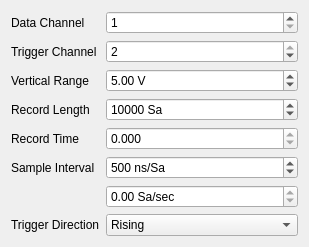
Qt form motorscopeconfigwidget.ui (kncrabtree/blackchirp) before a commit.
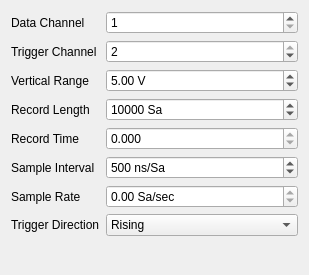
The same form after that commit.

Commit message: fix sample rate and sample interval mix-usage

Diff of the .ui file:
```diff
--- a/motorscopeconfigwidget.ui
+++ b/motorscopeconfigwidget.ui
@@ -7,7 +7,7 @@
     <x>0</x>
     <y>0</y>
     <width>309</width>
-    <height>242</height>
+    <height>275</height>
    </rect>
   </property>
   <property name="windowTitle">
@@ -110,7 +110,7 @@
     </widget>
    </item>
    <item row="5" column="0">
-    <widget class="QLabel" name="sampleRateLabel">
+    <widget class="QLabel" name="sampleIntervalLabel">
      <property name="text">
       <string>Sample Interval</string>
      </property>
@@ -189,6 +189,13 @@
      </property>
     </widget>
    </item>
+   <item row="6" column="0">
+    <widget class="QLabel" name="sampleRateLabel">
+     <property name="text">
+      <string>Sample Rate</string>
+     </property>
+    </widget>
+   </item>
   </layout>
  </widget>
  <resources/>
```
The commit also changes 3 other files.
